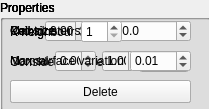
Above: src/filter_widget.ui from spektrof/SurfaceFromCloud before the change. Below: the same form after it.
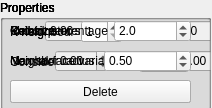
That is the form after the change.

What changed in the file:
```diff
--- a/src/filter_widget.ui
+++ b/src/filter_widget.ui
@@ -6,8 +6,8 @@
    <rect>
     <x>0</x>
     <y>0</y>
-    <width>209</width>
-    <height>109</height>
+    <width>212</width>
+    <height>108</height>
    </rect>
   </property>
   <property name="windowTitle">
@@ -147,7 +147,7 @@
      <rect>
       <x>10</x>
       <y>20</y>
-      <width>181</width>
+      <width>215</width>
       <height>22</height>
      </rect>
     </property>
@@ -199,7 +199,7 @@
      <rect>
       <x>10</x>
       <y>50</y>
-      <width>181</width>
+      <width>224</width>
       <height>22</height>
      </rect>
     </property>
@@ -560,6 +560,105 @@
     </layout>
    </widget>
   </widget>
+  <widget class="QGroupBox" name="wlopCgal">
+   <property name="geometry">
+    <rect>
+     <x>0</x>
+     <y>0</y>
+     <width>211</width>
+     <height>111</height>
+    </rect>
+   </property>
+   <property name="sizePolicy">
+    <sizepolicy hsizetype="Fixed" vsizetype="Fixed">
+     <horstretch>0</horstretch>
+     <verstretch>0</verstretch>
+    </sizepolicy>
+   </property>
+   <property name="title">
+    <string>Properties</string>
+   </property>
+   <widget class="QWidget" name="horizontalLayoutWidget_11">
+    <property name="geometry">
+     <rect>
+      <x>10</x>
+      <y>20</y>
+      <width>181</width>
+      <height>22</height>
+     </rect>
+    </property>
+    <layout class="QHBoxLayout" name="horizontalLayout_11">
+     <item>
+      <widget class="QLabel" name="label_7">
+       <property name="text">
+        <string>Retain percentage</string>
+       </property>
+      </widget>
+     </item>
+     <item>
+      <widget class="QDoubleSpinBox" name="rp">
+       <property name="decimals">
+        <number>1</number>
+       </property>
+       <property name="maximum">
+        <double>10.000000000000000</double>
+       </property>
+       <property name="singleStep">
+        <double>0.010000000000000</double>
+       </property>
+       <property name="value">
+        <double>2.000000000000000</double>
+       </property>
+      </widget>
+     </item>
+    </layout>
+   </widget>
+   <widget class="QWidget" name="horizontalLayoutWidget_12">
+    <property name="geometry">
+     <rect>
+      <x>10</x>
+      <y>50</y>
+      <width>181</width>
+      <height>22</height>
+     </rect>
+    </property>
+    <layout class="QHBoxLayout" name="horizontalLayout_12">
+     <item>
+      <widget class="QLabel" name="label_8">
+       <property name="text">
+        <string>Neighbor radius</string>
+       </property>
+      </widget>
+     </item>
+     <item>
+      <widget class="QDoubleSpinBox" name="nr">
+       <property name="maximum">
+        <double>2.000000000000000</double>
+       </property>
+       <property name="singleStep">
+        <double>0.010000000000000</double>
+       </property>
+       <property name="value">
+        <double>0.500000000000000</double>
+       </property>
+      </widget>
+     </item>
+    </layout>
+   </widget>
+   <widget class="QPushButton" name="delete_wlop">
+    <property name="geometry">
+     <rect>
+      <x>10</x>
+      <y>80</y>
+      <width>181</width>
+      <height>23</height>
+     </rect>
+    </property>
+    <property name="text">
+     <string>Delete</string>
+    </property>
+   </widget>
+  </widget>
  </widget>
  <resources/>
  <connections/>
```
